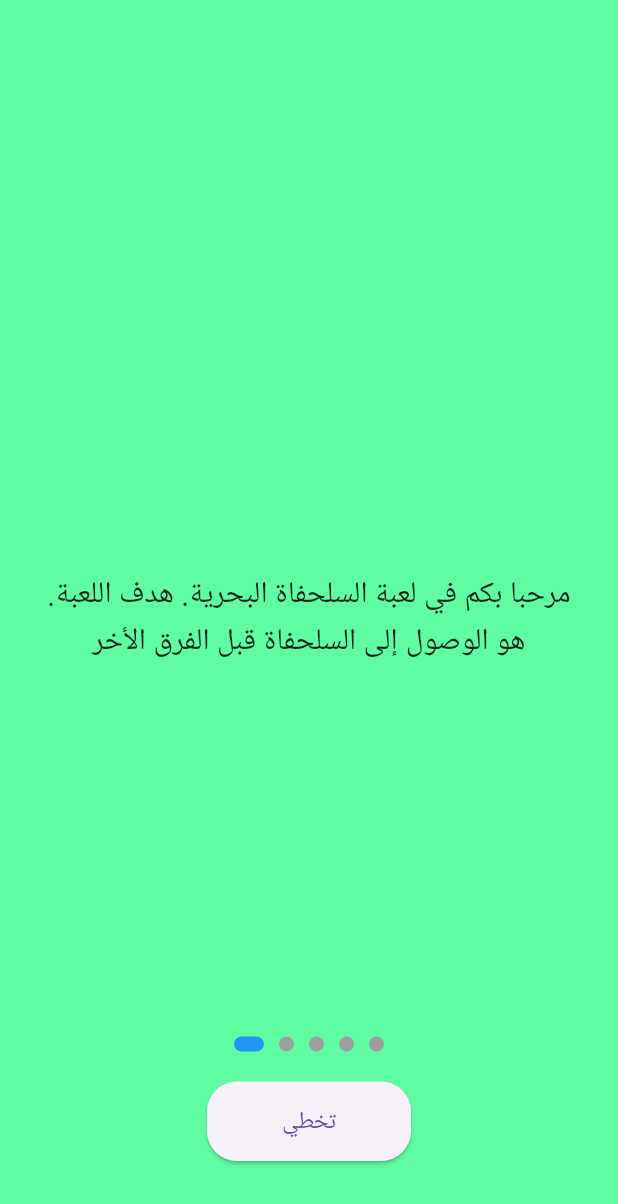
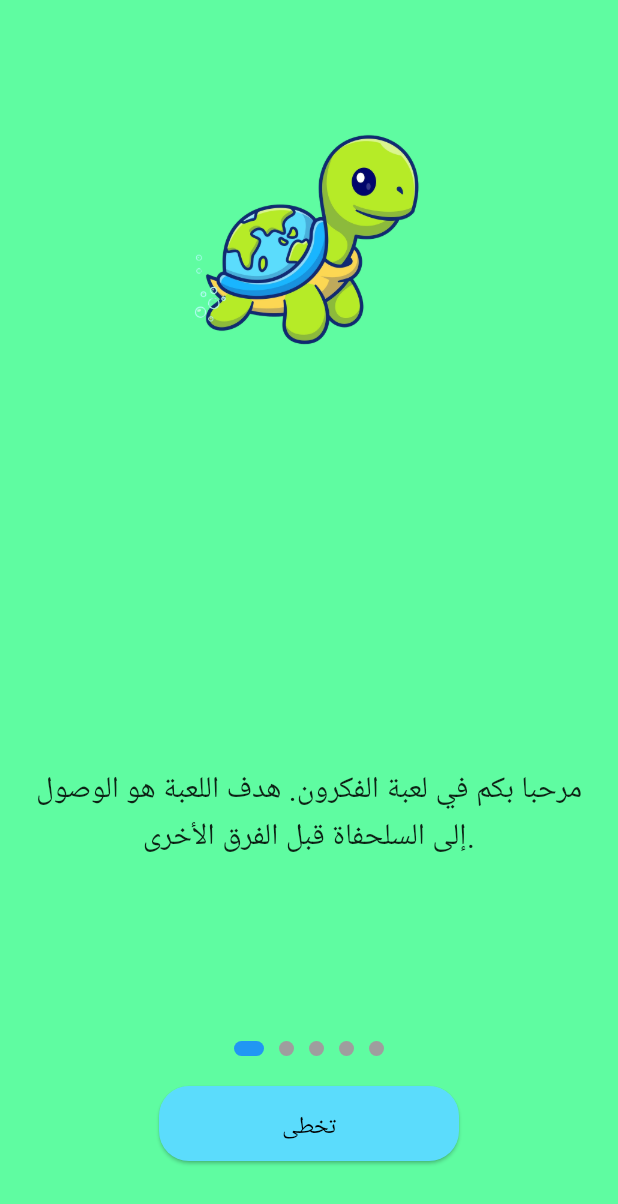
Before and after one commit to AchrafHajAhmed/fakron, a Flutter app: the screen it shows after launch, on a phone screen of 412 x 824 dp. Shown: the top 1204 px of the screen. Run offline on Flutter 3.47's test engine with Material 3 defaults, Android fonts, the phone set to English and light mode, and no system bars.

Commit message:
amélioration de 'onboarding_screen'

```diff
--- a/lib/color.dart
+++ b/lib/color.dart
@@ -8,4 +8,8 @@ class AppColors {
   static const Color fivColor = Color (0xFF8E24AA);
   static const Color sixColor = Color (0xFF43A047);
   static const Color background = Color (0xFF5FFCA1);
+  static const Color textcolor = Color (0xFF000000);
+  static const Color buttoncolor = Color (0xFF5BDCFC);
+
+
 }
--- a/lib/onboarding_screen.dart
+++ b/lib/onboarding_screen.dart
@@ -1,6 +1,7 @@
 import 'package:flutter/material.dart';
+import 'color.dart';
+import 'package:fakron/widget/button.dart';
 import 'splash_screen.dart';
-import 'color.dart';
 
 class OnboardingScreen extends StatefulWidget {
   @override
@@ -12,9 +13,9 @@ class _OnboardingScreenState extends State<OnboardingScreen> {
   int _currentPage = 0;
 
   final List<String> onboardingTexts = [
-    ".مرحبا بكم في لعبة السلحفاة البحرية. هدف اللعبة هو الوصول إلى السلحفاة قبل الفرق الأخر",
+    "مرحبا بكم في لعبة الفكرون. هدف اللعبة هو الوصول إلى السلحفاة قبل الفرق الأخرى.",
     "اللعبة تعتمد على الإجابة عن الأسئلة المختلفة لتحصيل النقاط.",
-    "يتوجب على الفرق التعاون والعمل الجماعي لتجاوز التحديات.",
+    "يتوجب على الفريق التعاون والعمل الجماعي لتجاوز التحديات.",
     "استخدموا البطاقات السحرية بحذر، فهي متاحة مرة واحدة فقط خلال اللعبة.",
     "ابدؤوا الآن واستمتعوا بتجربة تعليمية وترفيهية ممتعة!"
   ];
@@ -22,7 +23,7 @@ class _OnboardingScreenState extends State<OnboardingScreen> {
   void _onSkipOrStart() {
     Navigator.pushReplacement(
       context,
-      MaterialPageRoute(builder: (context) => const SplashScreen()), // Remplacez par l'écran de votre choix
+      MaterialPageRoute(builder: (context) => SplashScreen()),
     );
   }
 
@@ -50,7 +51,6 @@ class _OnboardingScreenState extends State<OnboardingScreen> {
             right: 20,
             child: Column(
               children: [
-                // Pagination
                 Row(
                   mainAxisAlignment: MainAxisAlignment.center,
                   children: List.generate(
@@ -59,19 +59,9 @@ class _OnboardingScreenState extends State<OnboardingScreen> {
                   ),
                 ),
                 const SizedBox(height: 20),
-                // Skip or Start Button
-                ElevatedButton(
+                MyButton(
+                  text: _currentPage == onboardingTexts.length - 1 ? "ابدأ" : "تخطي",
                   onPressed: _onSkipOrStart,
-                  style: ElevatedButton.styleFrom(
-                    padding: const EdgeInsets.symmetric(horizontal: 50, vertical: 15),
-                    shape: RoundedRectangleBorder(
-                      borderRadius: BorderRadius.circular(20),
-                    ),
-                  ),
-                  child: Text(
-                    _currentPage == onboardingTexts.length - 1 ? "ابدأ" : "تخطي",
-                    style: const TextStyle(fontSize: 16),
-                  ),
                 ),
               ],
             ),
@@ -109,6 +99,20 @@ class OnboardingContent extends StatelessWidget {
     return Container(
       color: backgroundColor,
       padding: const EdgeInsets.all(20.0),
+      child: Column(
+        mainAxisAlignment: MainAxisAlignment.start,
+        children: [
+          Padding(
+            padding: const EdgeInsets.only(top: 40.0),
+            child: Image.asset(
+              'assets/onboarding.png',
+              width: 200,
+              height: 200,
+              fit: BoxFit.contain,
+            ),
+          ),
+          const SizedBox(height: 20),
+          Expanded(
             child: Center(
               child: Text(
                 text,
@@ -120,6 +124,9 @@ class OnboardingContent extends StatelessWidget {
                 ),
               ),
             ),
+          ),
+        ],
+      ),
     );
   }
 }
--- /dev/null
+++ b/lib/widget/button.dart
@@ -0,0 +1,35 @@
+import 'package:flutter/material.dart';
+import 'package:fakron/color.dart';
+
+class MyButton extends StatelessWidget {
+  final String text;
+  final VoidCallback onPressed;
+
+  const MyButton({
+    Key? key,
+    required this.text,
+    required this.onPressed,
+  }) : super(key: key);
+
+  @override
+  Widget build(BuildContext context) {
+    return ElevatedButton(
+      onPressed: onPressed,
+      style: ElevatedButton.styleFrom(
+        padding: const EdgeInsets.symmetric(horizontal: 50, vertical: 15),
+        backgroundColor: AppColors.buttoncolor,
+        shape: RoundedRectangleBorder(
+          borderRadius: BorderRadius.circular(20),
+        ),
+        fixedSize: const Size(200, 50),
+      ),
+      child: Text(
+        text,
+        style: TextStyle(
+          color: AppColors.textcolor,
+          fontSize: 16,
+        ),
+      ),
+    );
+  }
+}
--- a/pubspec.yaml
+++ b/pubspec.yaml
@@ -72,6 +72,7 @@ flutter:
   assets:
    - assets/oasis.jpg
    - assets/wwf.jpg
+   - assets/onboarding.png
 
   # An image asset can refer to one or more resolution-specific "variants", see
   # https://flutter.dev/to/resolution-aware-images
```
Also changed, not shown: lib/puzzle.dart (+8 -8 lines), lib/splash_screen.dart (+5 -6 lines), assets/onboarding.png (added). Lines whose indentation alone changed are shown as unchanged.
